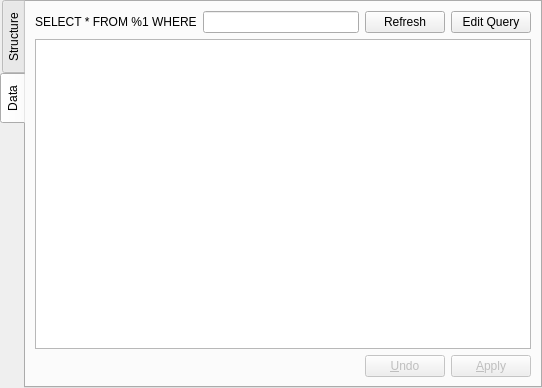
Qt form sqlantaresia/TableDetailsWidget.ui (mtorromeo/sqlantaresia) before a commit.
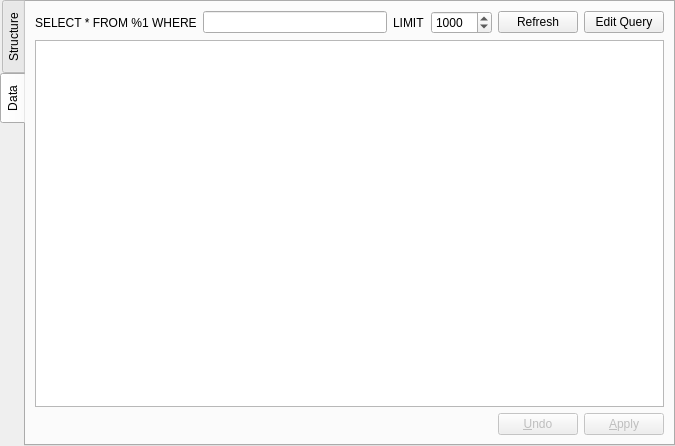
The same form after that commit. The open tabs and pages were chosen to show the change. Icons and pictures are not drawn.

Commit message: Implemented limit in the data tab (default: 1000)

```diff
--- a/sqlantaresia/TableDetailsWidget.ui
+++ b/sqlantaresia/TableDetailsWidget.ui
@@ -6,8 +6,8 @@
    <rect>
     <x>0</x>
     <y>0</y>
-    <width>542</width>
-    <height>388</height>
+    <width>675</width>
+    <height>446</height>
    </rect>
   </property>
   <property name="windowTitle">
@@ -71,6 +71,26 @@
       <item>
        <widget class="QLineEdit" name="txtWhere"/>
       </item>
+      <item>
+       <widget class="QLabel" name="lblQueryLimit">
+        <property name="text">
+         <string>LIMIT</string>
+        </property>
+       </widget>
+      </item>
+      <item>
+       <widget class="QSpinBox" name="txtLimit">
+        <property name="maximum">
+         <number>10000</number>
+        </property>
+        <property name="singleStep">
+         <number>100</number>
+        </property>
+        <property name="value">
+         <number>1000</number>
+        </property>
+       </widget>
+      </item>
       <item>
        <widget class="QPushButton" name="btnRefreshData">
         <property name="text">
```
The commit also changes 2 other files.
